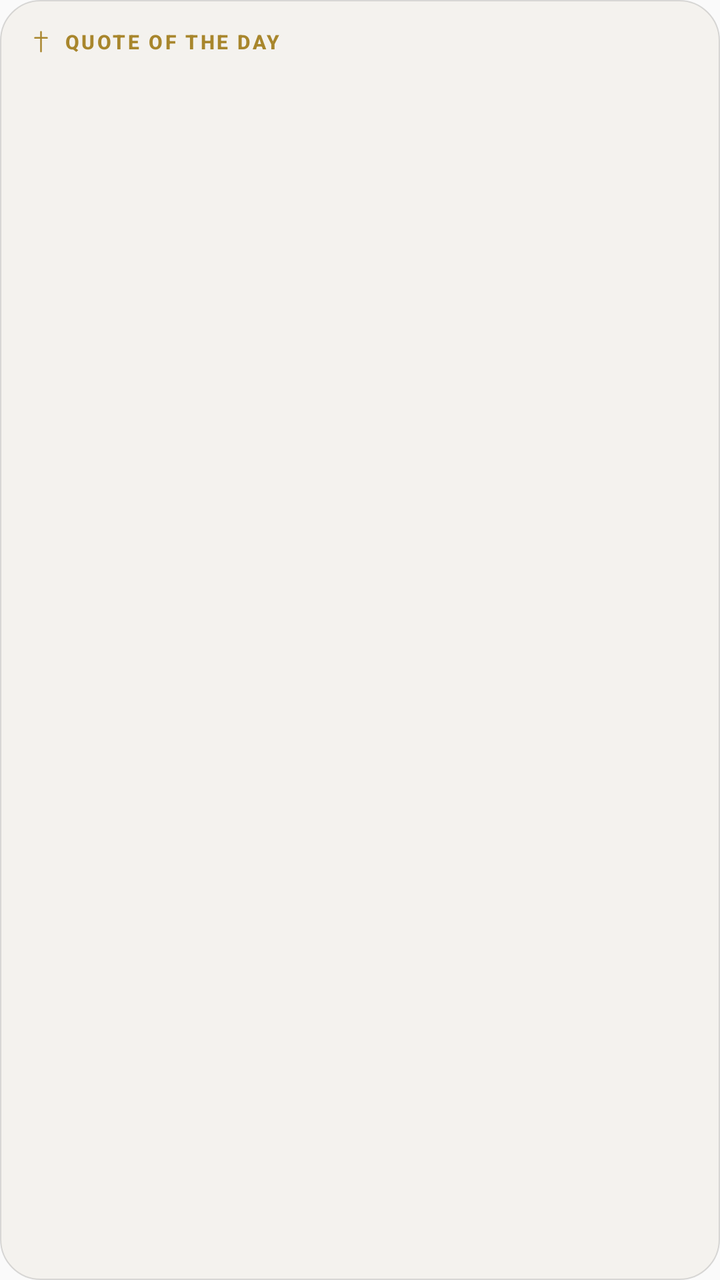
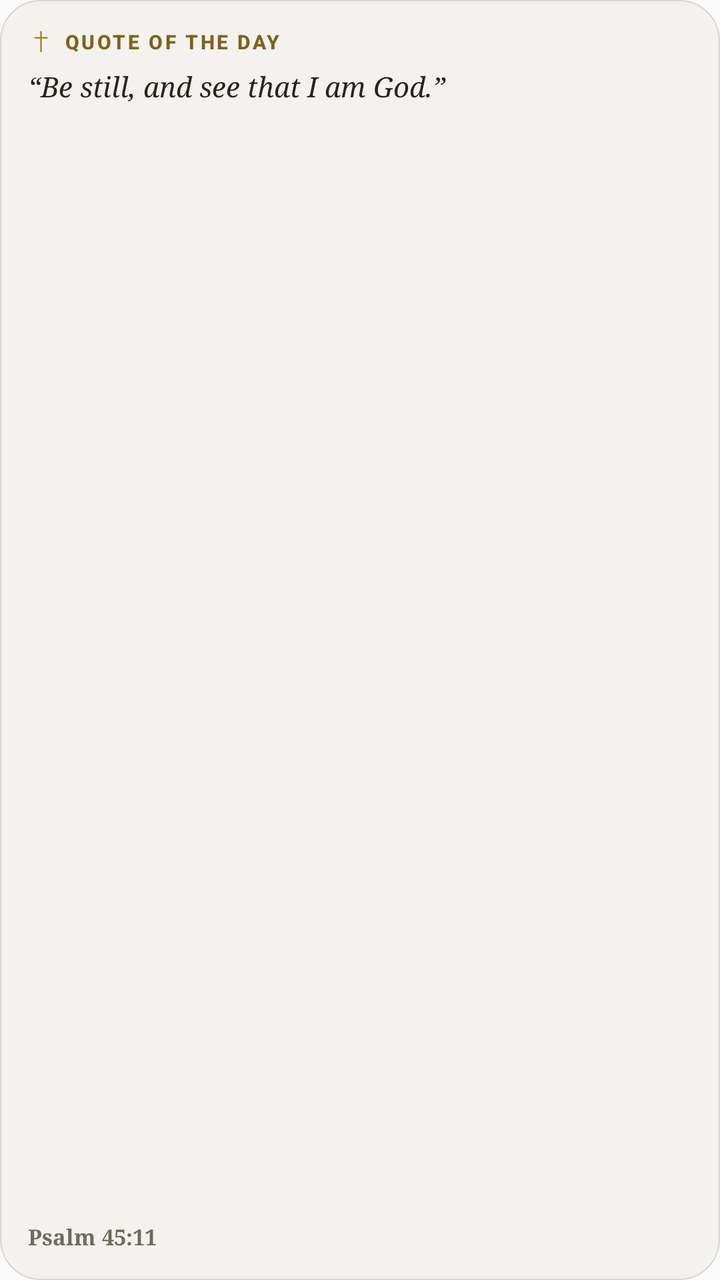

Screens rendered from an Android XML layout before and after an edit, with the pre-edit source and the edit as a unified diff.
<!-- AndroidManifest.xml: application theme AppTheme -->
<!-- res/layout/widget_quote.xml -->
<?xml version="1.0" encoding="utf-8"?>
<LinearLayout xmlns:android="http://schemas.android.com/apk/res/android"
    android:id="@+id/quote_root"
    android:layout_width="match_parent"
    android:layout_height="match_parent"
    android:orientation="vertical"
    android:background="@drawable/widget_bg"
    android:padding="14dp">

    <LinearLayout
        android:layout_width="wrap_content"
        android:layout_height="wrap_content"
        android:layout_marginBottom="6dp"
        android:gravity="center_vertical"
        android:orientation="horizontal">

        <ImageView
            android:layout_width="13dp"
            android:layout_height="13dp"
            android:layout_marginEnd="5dp"
            android:contentDescription="@null"
            android:src="@drawable/ic_cross_gold" />

        <TextView
            android:layout_width="wrap_content"
            android:layout_height="wrap_content"
            android:fontFamily="sans-serif-medium"
            android:letterSpacing="0.12"
            android:text="@string/widget_quote_label"
            android:textColor="@color/fidelis_gold"
            android:textSize="10sp"
            android:textStyle="bold" />
    </LinearLayout>

    <TextView
        android:id="@+id/quote_text"
        android:layout_width="match_parent"
        android:layout_height="0dp"
        android:layout_weight="1"
        android:ellipsize="end"
        android:fontFamily="serif"
        android:lineSpacingMultiplier="1.05"
        android:maxLines="8"
        android:textColor="@color/fidelis_ink"
        android:textSize="14sp"
        android:textStyle="italic" />

    <TextView
        android:id="@+id/quote_author"
        android:layout_width="match_parent"
        android:layout_height="wrap_content"
        android:layout_marginTop="6dp"
        android:ellipsize="end"
        android:fontFamily="serif"
        android:maxLines="1"
        android:textColor="@color/fidelis_muted"
        android:textSize="11sp"
        android:textStyle="bold" />
</LinearLayout>
<!-- resources referenced by this layout -->
<resources>
  <color name="fidelis_gold">#A8862C</color>
  <color name="fidelis_ink">#26241F</color>
  <color name="fidelis_muted">#6E6A61</color>
  <!-- drawable ic_cross_gold (drawable) -->
  <?xml version="1.0" encoding="utf-8"?>
  <vector xmlns:android="http://schemas.android.com/apk/res/android"
      android:width="24dp"
      android:height="24dp"
      android:viewportWidth="24"
      android:viewportHeight="24">
      <path
          android:pathData="M12,3 L12,21 M6.5,8.5 L17.5,8.5"
          android:strokeColor="@color/fidelis_gold"
          android:strokeWidth="1.6"
          android:strokeLineCap="round"
          android:strokeLineJoin="round" />
  </vector>
  <!-- drawable widget_bg (drawable) -->
  <?xml version="1.0" encoding="utf-8"?>
  <shape xmlns:android="http://schemas.android.com/apk/res/android"
      android:shape="rectangle">
      <solid android:color="@color/fidelis_parchment" />
      <corners android:radius="20dp" />
      <stroke android:width="0.5dp" android:color="@color/fidelis_widget_stroke" />
  </shape>
  <string name="widget_quote_label">QUOTE OF THE DAY</string>
  <style name="AppTheme" parent="Theme.AppCompat.Light.DarkActionBar">
          
          <item name="colorPrimary">@color/colorPrimary</item>
          <item name="colorPrimaryDark">@color/colorPrimaryDark</item>
          <item name="colorAccent">@color/colorAccent</item>
      </style>
  <color name="fidelis_parchment">#F4F2EE</color>
  <color name="fidelis_widget_stroke">#22000000</color>
</resources>

<!-- the commit's change to res/layout/widget_quote.xml (unified diff, before → after) -->
@@ -1,20 +1,28 @@
 <?xml version="1.0" encoding="utf-8"?>
 <LinearLayout xmlns:android="http://schemas.android.com/apk/res/android"
+    xmlns:tools="http://schemas.android.com/tools"
     android:id="@+id/quote_root"
     android:layout_width="match_parent"
     android:layout_height="match_parent"
     android:orientation="vertical"
     android:background="@drawable/widget_bg"
-    android:padding="14dp">
+    android:contentDescription="@string/widget_quote_description"
+    android:focusable="true"
+    android:importantForAccessibility="yes"
+    android:screenReaderFocusable="true"
+    android:padding="14dp"
+    tools:targetApi="p">
 
     <LinearLayout
         android:layout_width="wrap_content"
         android:layout_height="wrap_content"
         android:layout_marginBottom="6dp"
         android:gravity="center_vertical"
+        android:importantForAccessibility="noHideDescendants"
         android:orientation="horizontal">
 
         <ImageView
+            android:id="@+id/quote_cross"
             android:layout_width="13dp"
             android:layout_height="13dp"
             android:layout_marginEnd="5dp"
@@ -22,12 +30,13 @@
             android:src="@drawable/ic_cross_gold" />
 
         <TextView
+            android:id="@+id/quote_label"
             android:layout_width="wrap_content"
             android:layout_height="wrap_content"
             android:fontFamily="sans-serif-medium"
             android:letterSpacing="0.12"
             android:text="@string/widget_quote_label"
-            android:textColor="@color/fidelis_gold"
+            android:textColor="@color/fidelis_gold_text"
             android:textSize="10sp"
             android:textStyle="bold" />
     </LinearLayout>
@@ -39,8 +48,10 @@
         android:layout_weight="1"
         android:ellipsize="end"
         android:fontFamily="serif"
+        android:importantForAccessibility="no"
         android:lineSpacingMultiplier="1.05"
         android:maxLines="8"
+        android:text="@string/widget_quote_preview_text"
         android:textColor="@color/fidelis_ink"
         android:textSize="14sp"
         android:textStyle="italic" />
@@ -52,7 +63,9 @@
         android:layout_marginTop="6dp"
         android:ellipsize="end"
         android:fontFamily="serif"
+        android:importantForAccessibility="no"
         android:maxLines="1"
+        android:text="@string/widget_quote_preview_author"
         android:textColor="@color/fidelis_muted"
         android:textSize="11sp"
         android:textStyle="bold" />
<!-- resource entries referenced after the edit -->
@@ -1,8 +1,9 @@
 <!-- resources referenced by this layout -->
 <resources>
-  <color name="fidelis_gold">#A8862C</color>
-  <color name="fidelis_ink">#26241F</color>
-  <color name="fidelis_muted">#6E6A61</color>
+  <color name="fidelis_gold_text">@color/fidelis_day_gold_text</color>
+  <color name="fidelis_gold">@color/fidelis_day_gold</color>
+  <color name="fidelis_ink">@color/fidelis_day_ink</color>
+  <color name="fidelis_muted">@color/fidelis_day_muted</color>
   <!-- drawable ic_cross_gold (drawable) -->
   <?xml version="1.0" encoding="utf-8"?>
   <vector xmlns:android="http://schemas.android.com/apk/res/android"
@@ -25,14 +26,23 @@
       <corners android:radius="20dp" />
       <stroke android:width="0.5dp" android:color="@color/fidelis_widget_stroke" />
   </shape>
+  <string name="widget_quote_description">A saying from the Fathers, Doctors, and saints. Opens Today in Fidelis.</string>
   <string name="widget_quote_label">QUOTE OF THE DAY</string>
+  <string name="widget_quote_preview_author">Psalm 45:11</string>
+  <string name="widget_quote_preview_text">“Be still, and see that I am God.”</string>
   <style name="AppTheme" parent="Theme.AppCompat.Light.DarkActionBar">
           
           <item name="colorPrimary">@color/colorPrimary</item>
           <item name="colorPrimaryDark">@color/colorPrimaryDark</item>
           <item name="colorAccent">@color/colorAccent</item>
       </style>
-  <color name="fidelis_parchment">#F4F2EE</color>
-  <color name="fidelis_widget_stroke">#22000000</color>
+  <color name="fidelis_day_gold_text">#7C621C</color>
+  <color name="fidelis_day_ink">#26241F</color>
+  <color name="fidelis_day_muted">#6E6A61</color>
+  <color name="fidelis_parchment">@color/fidelis_day_parchment</color>
+  <color name="fidelis_widget_stroke">@color/fidelis_day_widget_stroke</color>
+  <color name="fidelis_day_gold">#A8862C</color>
+  <color name="fidelis_day_parchment">#F4F2EE</color>
+  <color name="fidelis_day_widget_stroke">#22000000</color>
 </resources>
 
